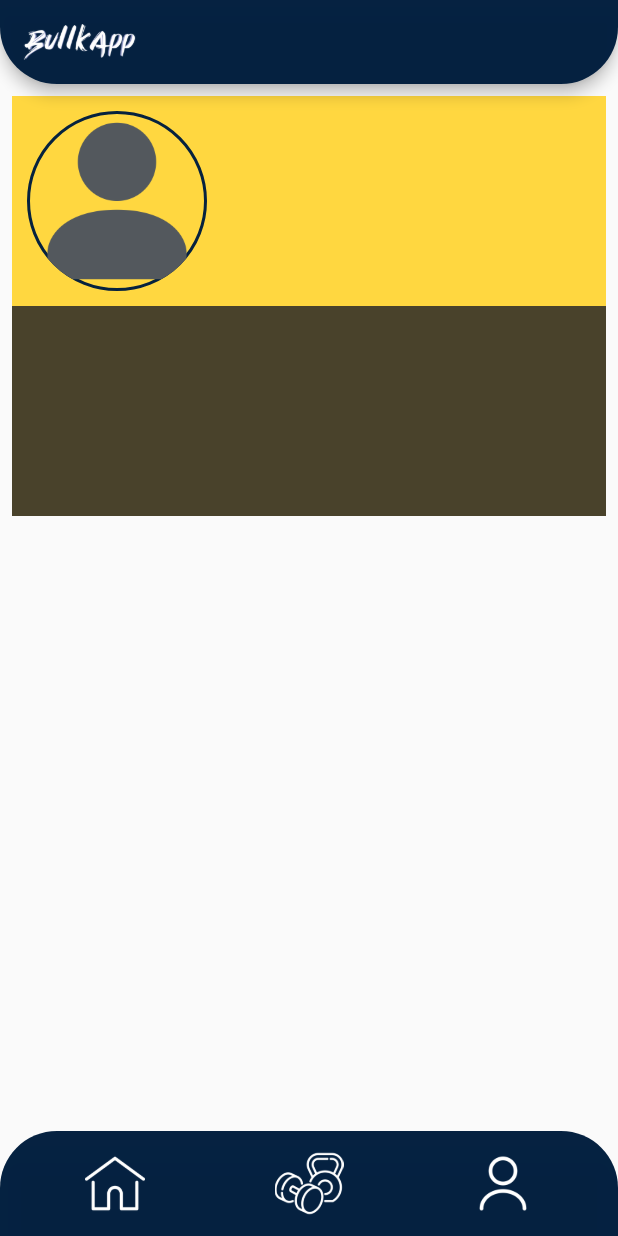
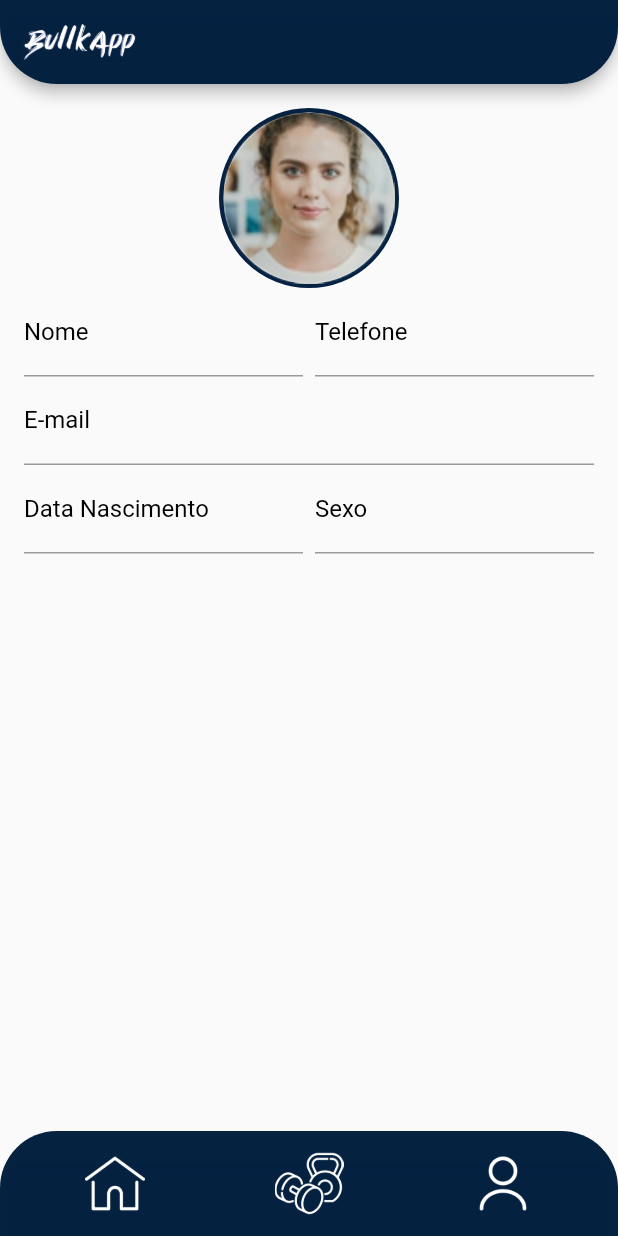
Before and after one commit to LeooaLMEIDA/ProjetoIntegrador, a Flutter app: the ProfileScreen screen opened directly, on a phone screen of 412 x 824 dp. Run offline on Flutter 3.47's test engine with Material 2 defaults, Android fonts, the phone set to English and light mode, and no system bars; our stand-ins replace dio, get, sqflite_common_ffi, youtube_player_flutter; missing offline and left inert: dio_http_cache; accounts and stored records are empty; project files that could hold a hidden picture were left out.

Commit message:
Modificações Tela Profile

```diff
--- a/bullkapp-front/lib/components/fields.dart
+++ b/bullkapp-front/lib/components/fields.dart
@@ -5,12 +5,13 @@ import 'package:flutter/material.dart';
 String email = "";
 String senha = "";
 
-class CustomCharField extends StatelessWidget {
+class CustomField extends StatelessWidget {
   final String? label;
   final String? tip;
   final IconData? icon;
+  final TextInputType inputType;
 
-  const CustomCharField({this.icon, this.label, this.tip});
+  const CustomField({this.icon, this.label, this.tip, required this.inputType});
 
   @override
   Widget build(BuildContext context) {
@@ -21,7 +22,7 @@ class CustomCharField extends StatelessWidget {
             onChanged: (inputEmail) {
               email = inputEmail;
             },
-            keyboardType: TextInputType.emailAddress,
+            keyboardType: inputType,
             style: TextStyle(
               color: Colors.white,
               fontSize: 24.0,
@@ -46,39 +47,25 @@ class CustomCharField extends StatelessWidget {
   }
 }
 
-class CustomPasswordField extends StatelessWidget {
-  final String? rotulo;
-  final String? dica;
-  final IconData? icon;
+class CustomReadOnlyField extends StatelessWidget {
+  final String label;
+  final TextInputType inputType;
 
-  const CustomPasswordField({this.rotulo, this.dica, this.icon});
+  const CustomReadOnlyField(
+      {super.key, required this.label, required this.inputType});
 
   @override
   Widget build(BuildContext context) {
-    return Container(
-      child: TextField(
-        onChanged: (inputPassword) {
-          senha = inputPassword;
-        },
-        style: TextStyle(
-          color: Colors.white,
-          fontSize: 24.0,
-        ),
-        obscureText: true,
-        decoration: InputDecoration(
-          filled: true,
-          fillColor: Color.fromARGB(250, 1, 30, 62),
-          border: OutlineInputBorder(
-            borderRadius: BorderRadius.all(
-              Radius.circular(20),
-            ),
-          ),
-          suffixIcon: icon != null ? Icon(icon) : null,
-          suffixIconColor: Colors.white,
-          hintStyle: TextStyle(
-            color: Color.fromARGB(255, 255, 255, 255),
-          ),
-          hintText: dica,
+    return TextField(
+      keyboardType: inputType,
+      style: TextStyle(
+        color: Colors.black,
+        fontSize: 16.0,
+      ),
+      decoration: InputDecoration(
+        labelText: label,
+        labelStyle: TextStyle(
+          color: Colors.black,
         ),
       ),
     );
--- a/bullkapp-front/lib/pages/profile.dart
+++ b/bullkapp-front/lib/pages/profile.dart
@@ -1,6 +1,8 @@
 import 'package:bullkapp/components/appbar.dart';
 import 'package:bullkapp/components/bottombar.dart';
 import 'package:flutter/material.dart';
+
+import '../components/fields.dart';
 
 class ProfileScreen extends StatelessWidget {
   const ProfileScreen({super.key});
@@ -12,25 +14,23 @@ class ProfileScreen extends StatelessWidget {
         title: "",
       ),
       body: Padding(
-        padding: const EdgeInsets.all(8.0),
-        child: Column(
+        padding: const EdgeInsets.all(16.0),
+        child: Stack(
           children: [
-            Container(
-              height: 140,
-              color: Colors.amberAccent,
-              child: Stack(
-                children: [
-                  Positioned(
-                    top: 10,
-                    left: 10,
+            Column(
+              children: [
+                SizedBox(
+                  height: 120,
+                  child: Align(
+                    alignment: Alignment.center,
                     child: Container(
                       width: 120,
                       height: 120,
                       decoration: BoxDecoration(
                         shape: BoxShape.circle,
                         border: Border.all(
-                          color: Color.fromARGB(250, 1, 30, 62),
-                          width: 2.0,
+                          color: const Color.fromARGB(250, 1, 30, 62),
+                          width: 3.0,
                         ),
                       ),
                       clipBehavior: Clip.antiAlias,
@@ -42,16 +42,60 @@ class ProfileScreen extends StatelessWidget {
                       ),
                     ),
                   ),
-                ],
-              ),
-            ),
-            Container(
-              height: 140,
-              color: const Color.fromARGB(255, 73, 66, 43),
+                ),
+                const Row(
+                  children: [
+                    Expanded(
+                      child: CustomReadOnlyField(
+                        label: "Nome",
+                        inputType: TextInputType.name,
+                      ),
+                    ),
+                    SizedBox(
+                      width: 8.0,
+                    ),
+                    Expanded(
+                      child: CustomReadOnlyField(
+                        label: "Telefone",
+                        inputType: TextInputType.phone,
+                      ),
+                    ),
+                  ],
+                ),
+                const Row(
+                  children: [
+                    Expanded(
+                      child: CustomReadOnlyField(
+                        label: "E-mail",
+                        inputType: TextInputType.emailAddress,
+                      ),
+                    ),
+                  ],
+                ),
+                const Row(
+                  children: [
+                    Expanded(
+                      child: CustomReadOnlyField(
+                          label: "Data Nascimento",
+                          inputType: TextInputType.datetime),
+                    ),
+                    SizedBox(
+                      width: 8.0,
+                    ),
+                    Expanded(
+                      child: CustomReadOnlyField(
+                        label: "Sexo",
+                        inputType: TextInputType.text,
+                      ),
+                    ),
+                  ],
+                ),
+              ],
             ),
           ],
         ),
       ),
+      extendBody: false,
       bottomNavigationBar: const CustomBottomAppBar(),
     );
   }
--- a/bullkapp-front/lib/repositories/user_repository.dart
+++ b/bullkapp-front/lib/repositories/user_repository.dart
@@ -5,7 +5,7 @@ import '../models/user.dart';
 class UserRepository {
   final Dio dio = Dio();
   final DioCacheManager dioCacheManager = DioCacheManager(CacheConfig());
-  final String url = 'https://959a-189-113-55-132.ngrok-free.app/usuario';
+  final String url = 'https://9efd-189-113-55-132.ngrok-free.app/usuario';
 
   UserRepository() {
     dio.interceptors.add(dioCacheManager.interceptor);
```
Also changed, not shown: bullkapp-front/lib/pages/login.dart (+39 -20 lines), bullkapp-front/images/avatar.png, bullkapp-front/images/avatar2.png (added).
